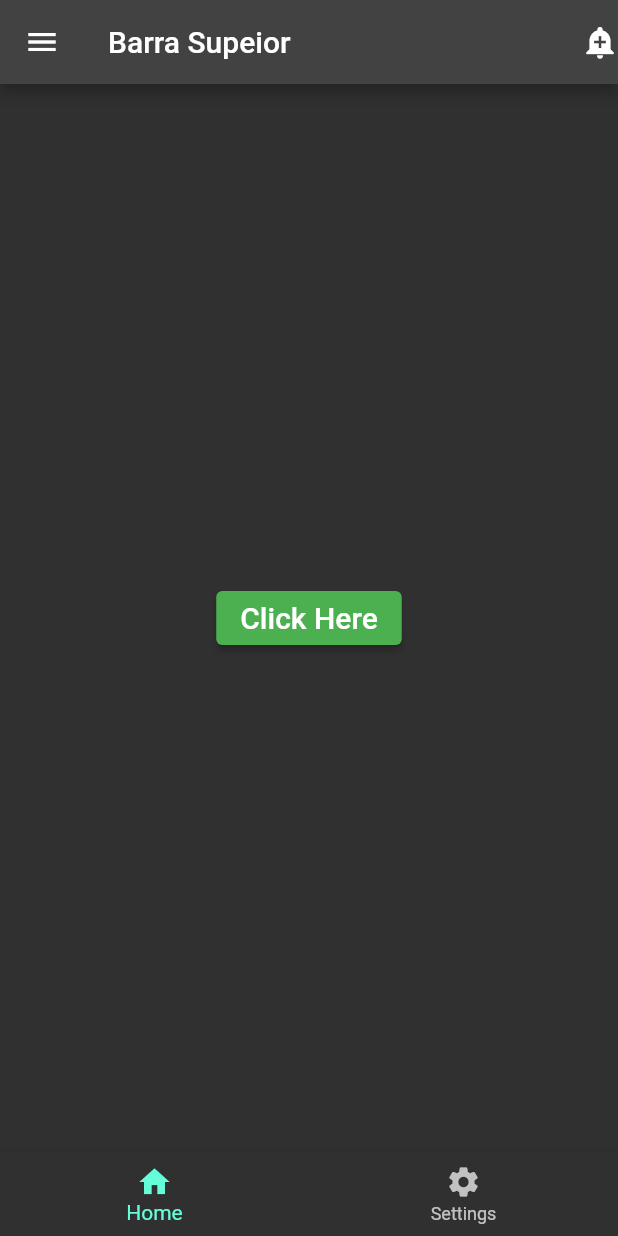
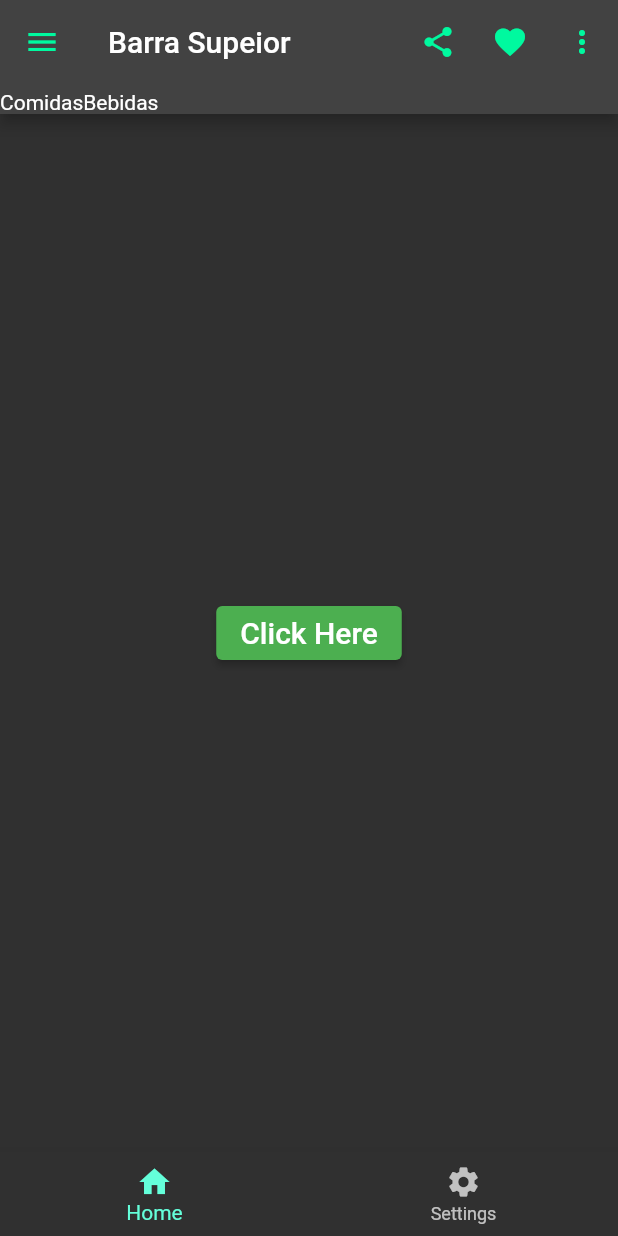
Before and after one commit to Mauricio-Silva/FirstApp, a Flutter app: the screen it shows after launch, after a tap on "Click Here", on a phone screen of 412 x 824 dp. Run offline on Flutter 3.47's test engine with Material 2 defaults, Android fonts, the phone set to English and light mode, and no system bars.

Commit message:
Aula_12_04_2022

```diff
--- a/lib/main.dart
+++ b/lib/main.dart
@@ -10,26 +10,56 @@ class FirstApp extends StatelessWidget {
   @override
   Widget build(BuildContext context) {
     return MaterialApp(
+      debugShowCheckedModeBanner: false,
       home: Scaffold(
+        //=======================================================[ App Bar ]===-->
         appBar: AppBar(
+          //====================================[ Leading ]===-->
           leading: Builder(
             builder: (BuildContext context) {
               return IconButton(
-                  icon: const Icon(Icons.menu),
+                icon: const Icon(Icons.menu, color: Color(0xff00f99f)),
                 onPressed: () {
                   Scaffold.of(context).openDrawer();
                 },
               );
             },
           ),
+          //====================================[ Title ]===-->
           title: const Text("Barra Supeior"),
-            actions: const <Widget>[
-              Icon(Icons.add_alert),
-            ]),
+          //====================================[ Actions ]===-->
+          actions: [
+            IconButton(
+              icon: const Icon(Icons.share, color: Color(0xff00f99f)),
+              onPressed: () {},
+            ),
+            IconButton(
+              icon: const Icon(Icons.favorite, color: Color(0xff00f99f)),
+              onPressed: () {},
+            ),
+            IconButton(
+              icon: const Icon(Icons.more_vert, color: Color(0xff00f99f)),
+              onPressed: () {},
+            ),
+          ],
+          //====================================[ Bottom ]===-->
+          bottom: PreferredSize(
+            child: Row(
+              children: const <Widget>[
+                Text("Comidas"),
+                Text("Bebidas"),
+              ],
+            ),
+            // TabBar
+            preferredSize: const Size(00, 20),
+          ),
+        ),
+        //=======================================================[ Body ]===-->
         body: Container(
           alignment: Alignment.center,
           child: const LittleButton(),
         ),
+        //=======================================================[ Drawer ]===-->
         drawer: Drawer(
           child: ListView(
             padding: EdgeInsets.zero,
@@ -54,6 +84,7 @@ class FirstApp extends StatelessWidget {
             ],
           ),
         ),
+        //=======================================================[ Bottom Navigation Bar ]===-->
         bottomNavigationBar: BottomNavigationBar(
           items: const <BottomNavigationBarItem>[
             BottomNavigationBarItem(
@@ -75,16 +106,19 @@ class FirstApp extends StatelessWidget {
 class LittleButton extends StatelessWidget {
   const LittleButton({Key? key}) : super(key: key);
 
-  void _click() {
-    print("The User has clicked");
-  }
+  // void _click() {
+  //   print("The User has clicked");
+  // }
 
   @override
   Widget build(BuildContext context) {
     return ElevatedButton(
         child: const Text("Click Here",
             style: TextStyle(color: Colors.white, fontSize: 20)),
-        onPressed: _click,
+        // onPressed: _click,
+        onPressed: () {
+          print("The User has clicked");
+        },
         style: ElevatedButton.styleFrom(primary: Colors.green));
   }
 }
```
Lines whose indentation alone changed are shown as unchanged.
